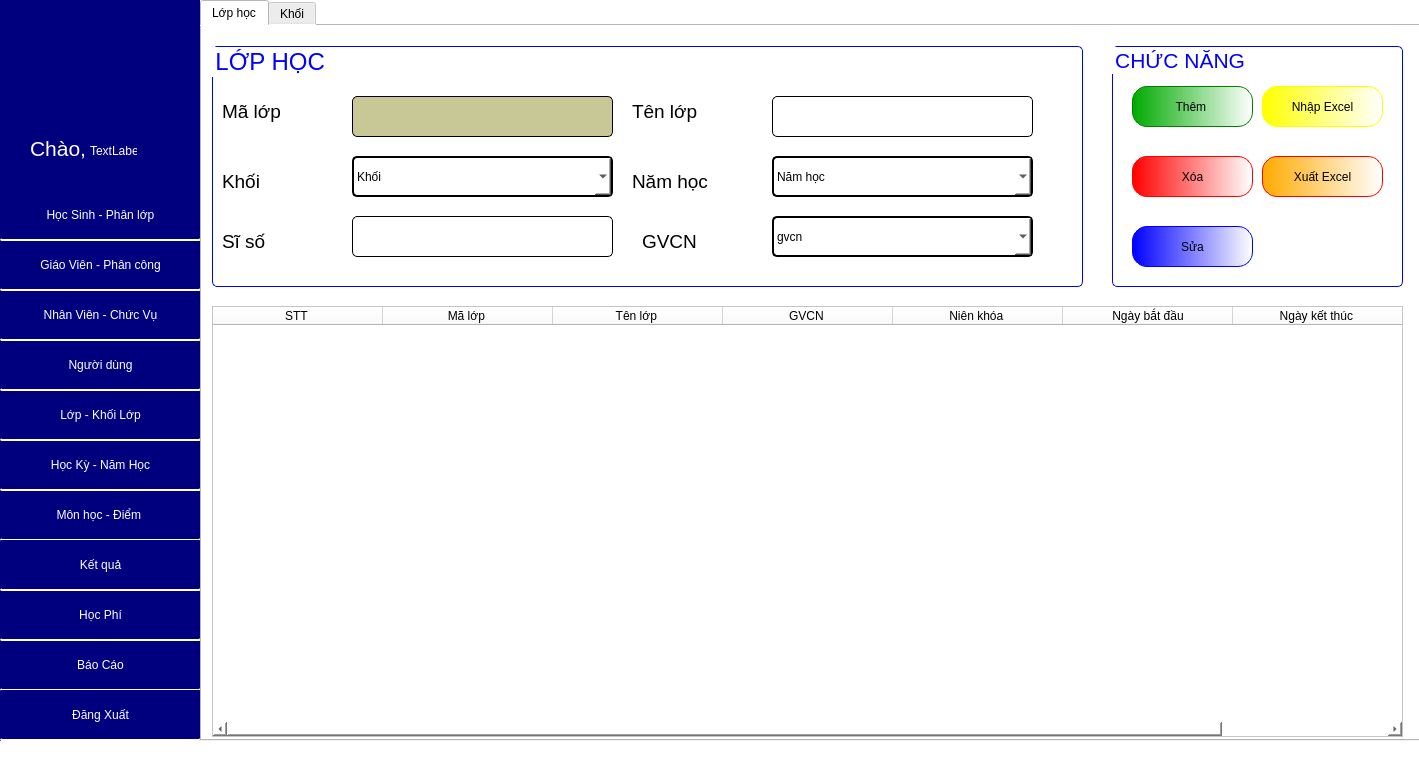
Qt form GUI/TrangChu.ui (phuthuy44/Student--py) before a commit.
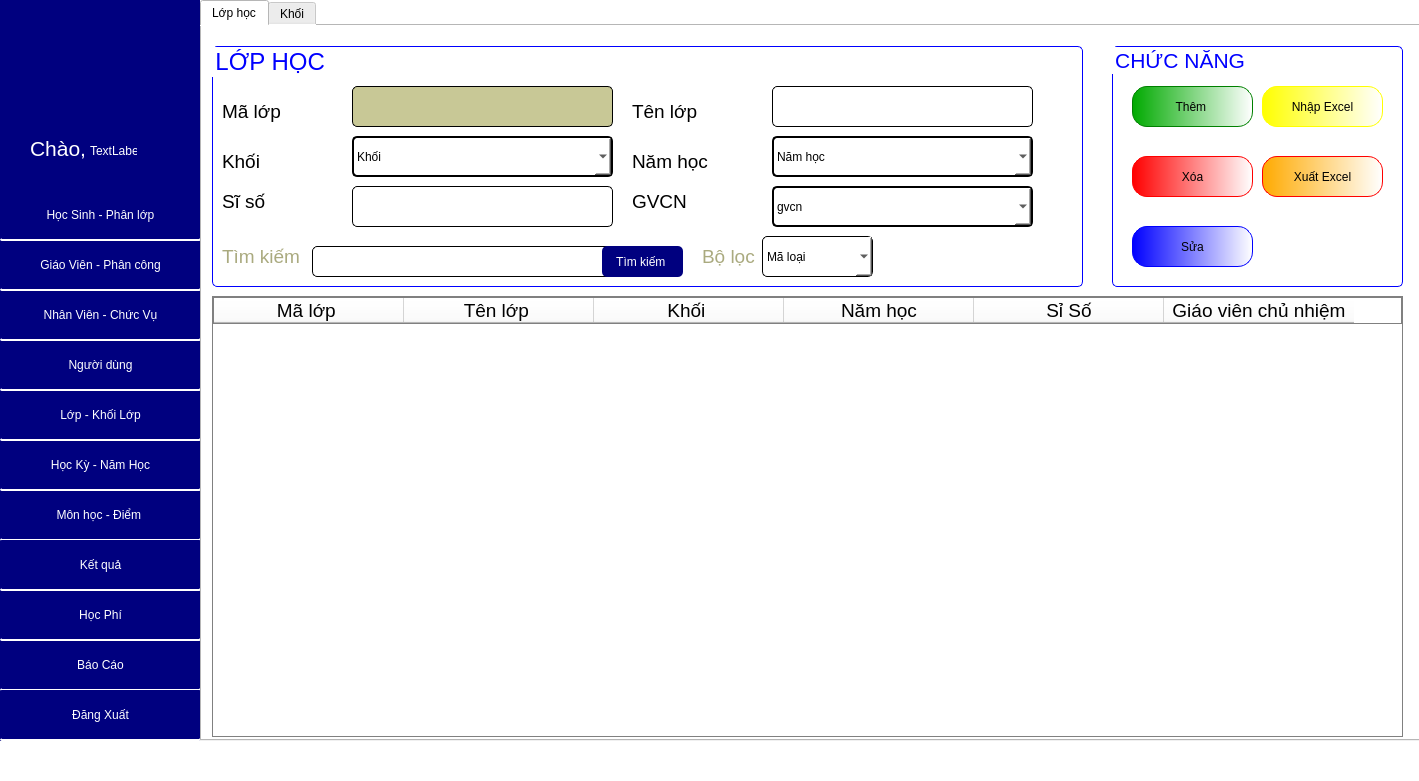
The same form after that commit. The open tabs and pages were chosen to show the change.

The edit to the form file:
```diff
--- a/GUI/TrangChu.ui
+++ b/GUI/TrangChu.ui
@@ -5508,47 +5508,102 @@
         <property name="geometry">
          <rect>
           <x>10</x>
-          <y>280</y>
+          <y>270</y>
           <width>1191</width>
-          <height>431</height>
+          <height>441</height>
          </rect>
         </property>
+        <property name="styleSheet">
+         <string notr="true">border: 1px solid gray;
+border- radius:2px;
+color: rgb(0, 0, 0);
+font: 75 14pt &quot;Tahoma&quot;;</string>
+        </property>
         <attribute name="horizontalHeaderDefaultSectionSize">
-         <number>170</number>
+         <number>190</number>
         </attribute>
-        <column>
-         <property name="text">
-          <string>STT </string>
-         </property>
-        </column>
         <column>
          <property name="text">
           <string>Mã lớp </string>
          </property>
+         <property name="font">
+          <font>
+           <family>Tahoma</family>
+           <pointsize>14</pointsize>
+          </font>
+         </property>
+         <property name="textAlignment">
+          <set>AlignCenter</set>
+         </property>
         </column>
         <column>
          <property name="text">
           <string>Tên lớp </string>
          </property>
+         <property name="font">
+          <font>
+           <family>Tahoma</family>
+           <pointsize>14</pointsize>
+          </font>
+         </property>
+         <property name="textAlignment">
+          <set>AlignCenter</set>
+         </property>
         </column>
         <column>
          <property name="text">
-          <string>GVCN </string>
+          <string>Khối </string>
          </property>
+         <property name="font">
+          <font>
+           <family>Tahoma</family>
+           <pointsize>14</pointsize>
+          </font>
+         </property>
+         <property name="textAlignment">
+          <set>AlignCenter</set>
+         </property>
         </column>
         <column>
          <property name="text">
-          <string>Niên khóa </string>
+          <string>Năm học</string>
          </property>
+         <property name="font">
+          <font>
+           <family>Tahoma</family>
+           <pointsize>14</pointsize>
+          </font>
+         </property>
+         <property name="textAlignment">
+          <set>AlignCenter</set>
+         </property>
         </column>
         <column>
          <property name="text">
-          <string>Ngày bắt đầu</string>
+          <string>Sỉ Số</string>
          </property>
+         <property name="font">
+          <font>
+           <family>Tahoma</family>
+           <pointsize>14</pointsize>
+          </font>
+         </property>
+         <property name="textAlignment">
+          <set>AlignCenter</set>
+         </property>
         </column>
         <column>
          <property name="text">
-          <string>Ngày kết thúc </string>
+          <string>Giáo viên chủ nhiệm</string>
+         </property>
+         <property name="font">
+          <font>
+           <family>Tahoma</family>
+           <pointsize>14</pointsize>
+          </font>
+         </property>
+         <property name="textAlignment">
+          <set>AlignCenter</set>
          </property>
         </column>
        </widget>
@@ -5710,6 +5765,9 @@
         </widget>
        </widget>
        <widget class="QGroupBox" name="groupBox_25">
+        <property name="enabled">
+         <bool>true</bool>
+        </property>
         <property name="geometry">
          <rect>
           <x>10</x>
@@ -5779,7 +5837,7 @@
          <property name="geometry">
           <rect>
            <x>140</x>
-           <y>50</y>
+           <y>40</y>
            <width>261</width>
            <height>41</height>
           </rect>
@@ -5802,7 +5860,7 @@
          <property name="geometry">
           <rect>
            <x>560</x>
-           <y>50</y>
+           <y>40</y>
            <width>261</width>
            <height>41</height>
           </rect>
@@ -5822,7 +5880,7 @@
          <property name="geometry">
           <rect>
            <x>10</x>
-           <y>120</y>
+           <y>100</y>
            <width>111</width>
            <height>31</height>
           </rect>
@@ -5841,7 +5899,7 @@
          <property name="geometry">
           <rect>
            <x>420</x>
-           <y>120</y>
+           <y>100</y>
            <width>111</width>
            <height>31</height>
           </rect>
@@ -5860,7 +5918,7 @@
          <property name="geometry">
           <rect>
            <x>560</x>
-           <y>110</y>
+           <y>90</y>
            <width>261</width>
            <height>41</height>
           </rect>
@@ -5881,12 +5939,12 @@
         </widget>
         <widget class="QLineEdit" name="lineEdit_73">
          <property name="enabled">
-          <bool>false</bool>
+          <bool>true</bool>
          </property>
          <property name="geometry">
           <rect>
            <x>140</x>
-           <y>170</y>
+           <y>140</y>
            <width>261</width>
            <height>41</height>
           </rect>
@@ -5906,7 +5964,7 @@
          <property name="geometry">
           <rect>
            <x>10</x>
-           <y>180</y>
+           <y>140</y>
            <width>111</width>
            <height>31</height>
           </rect>
@@ -5924,8 +5982,8 @@
         <widget class="QLabel" name="label_139">
          <property name="geometry">
           <rect>
-           <x>430</x>
-           <y>180</y>
+           <x>420</x>
+           <y>140</y>
            <width>111</width>
            <height>31</height>
           </rect>
@@ -5944,7 +6002,7 @@
          <property name="geometry">
           <rect>
            <x>560</x>
-           <y>170</y>
+           <y>140</y>
            <width>261</width>
            <height>41</height>
           </rect>
@@ -5967,7 +6025,7 @@
          <property name="geometry">
           <rect>
            <x>140</x>
-           <y>110</y>
+           <y>90</y>
            <width>261</width>
            <height>41</height>
           </rect>
@@ -5986,6 +6044,127 @@
           </property>
          </item>
         </widget>
+        <widget class="QLabel" name="label_143">
+         <property name="geometry">
+          <rect>
+           <x>490</x>
+           <y>190</y>
+           <width>61</width>
+           <height>41</height>
+          </rect>
+         </property>
+         <property name="font">
+          <font>
+           <family>Tahoma</family>
+           <pointsize>14</pointsize>
+          </font>
+         </property>
+         <property name="styleSheet">
+          <string notr="true">color: rgb(170, 170, 127);</string>
+         </property>
+         <property name="text">
+          <string>Bộ lọc</string>
+         </property>
+        </widget>
+        <widget class="QComboBox" name="comboBox_26">
+         <property name="geometry">
+          <rect>
+           <x>550</x>
+           <y>190</y>
+           <width>111</width>
+           <height>41</height>
+          </rect>
+         </property>
+         <property name="styleSheet">
+          <string notr="true">QComboBox{
+font: 16pt &quot;Tahoma&quot;;
+	color: rgb(0, 0, 0);
+border: 1px solid black;
+border-radius:5px;
+}</string>
+         </property>
+         <item>
+          <property name="text">
+           <string>Mã loại</string>
+          </property>
+         </item>
+         <item>
+          <property name="text">
+           <string>Tên a-z</string>
+          </property>
+         </item>
+         <item>
+          <property name="text">
+           <string>Tên z-a</string>
+          </property>
+         </item>
+        </widget>
+        <widget class="QLineEdit" name="lineEdit_77">
+         <property name="geometry">
+          <rect>
+           <x>100</x>
+           <y>200</y>
+           <width>341</width>
+           <height>31</height>
+          </rect>
+         </property>
+         <property name="styleSheet">
+          <string notr="true">QLineEdit{
+font: 16pt &quot;Tahoma&quot;;
+border-radius:5px;
+border: 1px solid black;
+}</string>
+         </property>
+        </widget>
+        <widget class="QLabel" name="label_149">
+         <property name="geometry">
+          <rect>
+           <x>10</x>
+           <y>190</y>
+           <width>81</width>
+           <height>41</height>
+          </rect>
+         </property>
+         <property name="font">
+          <font>
+           <family>Tahoma</family>
+           <pointsize>14</pointsize>
+          </font>
+         </property>
+         <property name="styleSheet">
+          <string notr="true">color: rgb(170, 170, 127);</string>
+         </property>
+         <property name="text">
+          <string>Tìm kiếm </string>
+         </property>
+        </widget>
+        <widget class="QPushButton" name="pushButton_95">
+         <property name="geometry">
+          <rect>
+           <x>390</x>
+           <y>200</y>
+           <width>81</width>
+           <height>31</height>
+          </rect>
+         </property>
+         <property name="styleSheet">
+          <string notr="true">QPushButton{
+background-color: rgb(0, 0, 127);
+color:white;
+	font: 14pt &quot;Tahoma&quot;;
+border-radius:5px;
+}
+QPushButton:hover{
+border:0.5px solid black;
+	background-color: yellow;
+color:black;
+	
+}</string>
+         </property>
+         <property name="text">
+          <string>Tìm kiếm </string>
+         </property>
+        </widget>
        </widget>
       </widget>
       <widget class="QWidget" name="tab_10">
```
Left out of the diff: 4 changed lines with no effect on the pictures.
